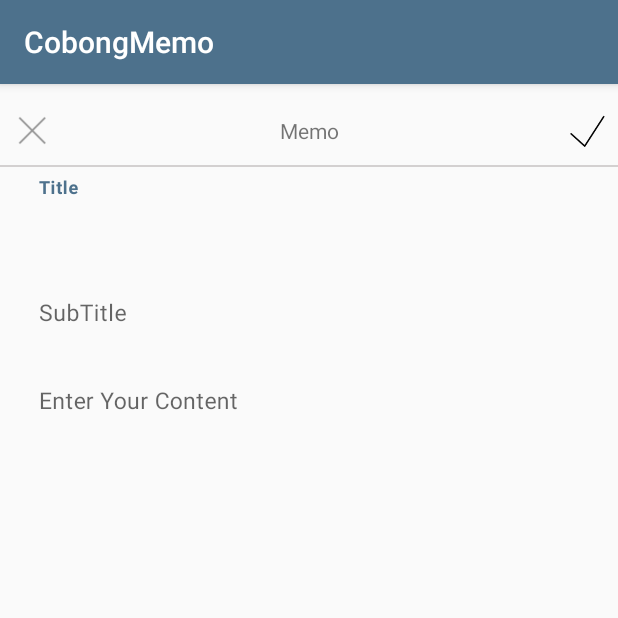
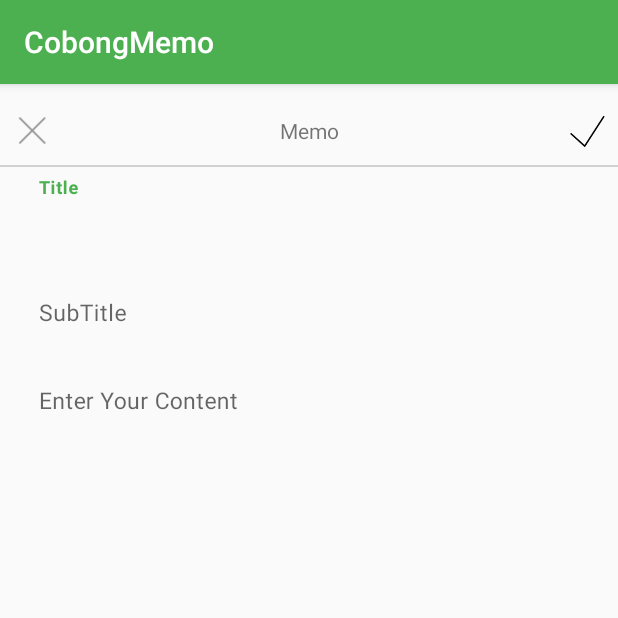
Before and after one commit to wjddnwls918/CobongMemoApp, an Android app: the TextMemoWriteActivity screen opened directly, with no data from a screen before it, on a phone screen of 412 x 824 dp, the top half of it. Run offline under Robolectric (Android 15) with nearby library versions, the phone set to English and light mode, and no system bars; our stand-ins replace data binding.

Commit message:
#21- styles 색상 변경

```diff
--- a/CobongMemo/app/src/main/res/values/styles.xml
+++ b/CobongMemo/app/src/main/res/values/styles.xml
@@ -4,7 +4,7 @@
     <style name="AppTheme" parent="Theme.AppCompat.Light.DarkActionBar">
         <!-- Customize your theme here. -->
 
-        <item name="colorPrimary">@color/cobongGray</item>
+        <item name="colorPrimary">@color/cobongGreen</item>
         <item name="colorPrimaryDark">@color/cobongDarkGray</item>
         <item name="colorAccent">@color/colorAccent</item>
 
@@ -18,7 +18,7 @@
 
     <style name="noActionBar" parent="Theme.AppCompat.Light.NoActionBar">
 
-        <item name="colorPrimary">@color/cobongGray</item>
+        <item name="colorPrimary">@color/cobongGreen</item>
         <item name="colorPrimaryDark">@color/cobongDarkGray</item>
         <item name="colorAccent">@color/colorAccent</item>
     </style>
```
